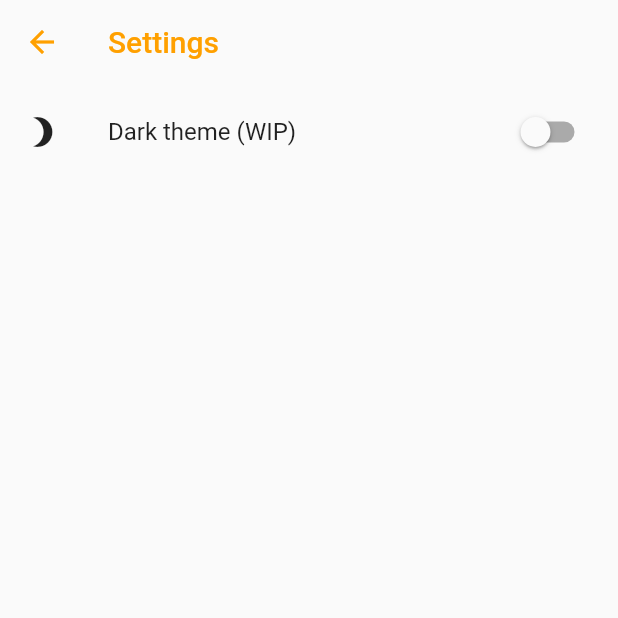
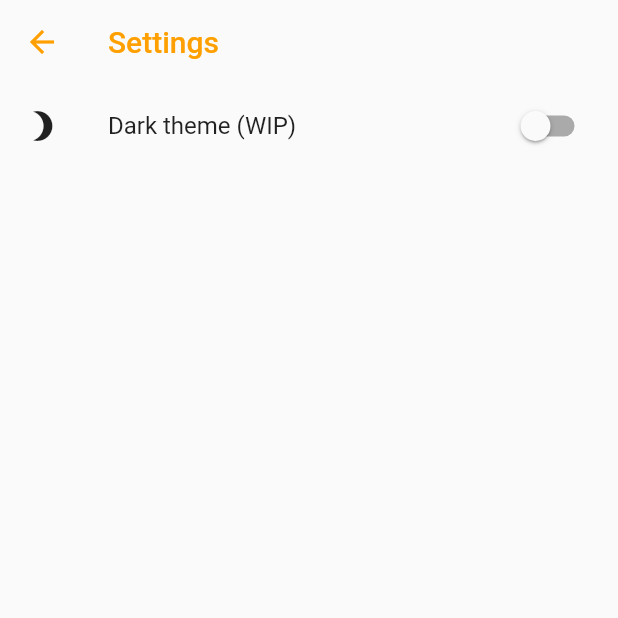
Before and after one commit to piggehperson/flip_flutter, a Flutter app: the SettingsPage screen opened by its route, on a phone screen of 412 x 824 dp, the top half of it. Run offline on Flutter 3.47's test engine with Material 2 defaults, Android fonts, the phone set to English and light mode, and no system bars; our stand-ins replace shared_preferences; accounts and stored records are empty.

Commit message:
Use ListTile instead of custom Row on SettingsPage

```diff
--- a/lib/main.dart
+++ b/lib/main.dart
@@ -498,20 +498,11 @@ class _SettingsPageState extends State<SettingsPage> {
               elevation: 0.0,
               backgroundColor: Colors.transparent,
             ),
-            new Padding(
-              padding: const EdgeInsets.symmetric(horizontal: 16.0, vertical: 8.0),
-              child: new Row(
-                children: <Widget>[
-                  new Icon(Icons.brightness_3, color: Theme.of(context).textTheme.title.color,),
-                  const SizedBox(width: 32.0),
-                  new Expanded(
-                    child: new Text('Dark theme (WIP)',
-                        style: Theme.of(context).textTheme.subhead),
-                  ),
-                  trailing,
-                ],
-              ),
-            )
+            new ListTile(
+              leading: new Icon(Icons.brightness_3, color: Theme.of(context).textTheme.title.color,),
+              title: new Text('Dark theme (WIP)', /*style: Theme.of(context).textTheme.subhead*/),
+              trailing: trailing,
+            ),
           ],
         )
     );
```
